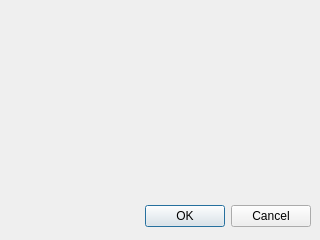
Old version of the form Gui/Dialogs/setnoseconedialog.ui in the repository Soma247/Rocket.
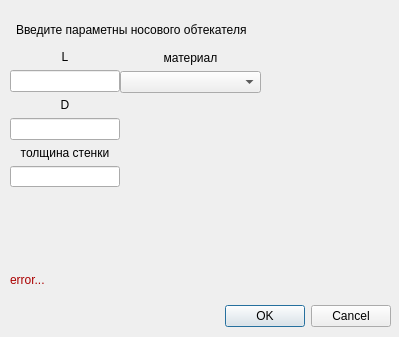
New version of the form.

```diff
--- a/Gui/Dialogs/setnoseconedialog.ui
+++ b/Gui/Dialogs/setnoseconedialog.ui
@@ -6,8 +6,8 @@
    <rect>
     <x>0</x>
     <y>0</y>
-    <width>320</width>
-    <height>240</height>
+    <width>399</width>
+    <height>337</height>
    </rect>
   </property>
   <property name="windowTitle">
@@ -19,9 +19,9 @@
   <widget class="QDialogButtonBox" name="buttonBox">
    <property name="geometry">
     <rect>
-     <x>10</x>
-     <y>200</y>
-     <width>301</width>
+     <x>220</x>
+     <y>300</y>
+     <width>171</width>
      <height>32</height>
     </rect>
    </property>
@@ -32,6 +32,145 @@
     <set>QDialogButtonBox::Cancel|QDialogButtonBox::Ok</set>
    </property>
   </widget>
+  <widget class="QLabel" name="label">
+   <property name="geometry">
+    <rect>
+     <x>16</x>
+     <y>20</y>
+     <width>291</width>
+     <height>20</height>
+    </rect>
+   </property>
+   <property name="text">
+    <string>Введите параметны носового обтекателя</string>
+   </property>
+  </widget>
+  <widget class="QLabel" name="label_warning">
+   <property name="geometry">
+    <rect>
+     <x>10</x>
+     <y>270</y>
+     <width>371</width>
+     <height>20</height>
+    </rect>
+   </property>
+   <property name="palette">
+    <palette>
+     <active>
+      <colorrole role="WindowText">
+       <brush brushstyle="SolidPattern">
+        <color alpha="255">
+         <red>170</red>
+         <green>0</green>
+         <blue>0</blue>
+        </color>
+       </brush>
+      </colorrole>
+     </active>
+     <inactive>
+      <colorrole role="WindowText">
+       <brush brushstyle="SolidPattern">
+        <color alpha="255">
+         <red>170</red>
+         <green>0</green>
+         <blue>0</blue>
+        </color>
+       </brush>
+      </colorrole>
+     </inactive>
+     <disabled>
+      <colorrole role="WindowText">
+       <brush brushstyle="SolidPattern">
+        <color alpha="96">
+         <red>164</red>
+         <green>166</green>
+         <blue>168</blue>
+        </color>
+       </brush>
+      </colorrole>
+     </disabled>
+    </palette>
+   </property>
+   <property name="text">
+    <string>error...</string>
+   </property>
+  </widget>
+  <widget class="QWidget" name="">
+   <property name="geometry">
+    <rect>
+     <x>10</x>
+     <y>50</y>
+     <width>110</width>
+     <height>137</height>
+    </rect>
+   </property>
+   <layout class="QVBoxLayout" name="verticalLayout">
+    <item>
+     <widget class="QLabel" name="label_2">
+      <property name="text">
+       <string>L</string>
+      </property>
+      <property name="alignment">
+       <set>Qt::AlignCenter</set>
+      </property>
+     </widget>
+    </item>
+    <item>
+     <widget class="QLineEdit" name="le_L"/>
+    </item>
+    <item>
+     <widget class="QLabel" name="label_3">
+      <property name="text">
+       <string>D</string>
+      </property>
+      <property name="alignment">
+       <set>Qt::AlignCenter</set>
+      </property>
+     </widget>
+    </item>
+    <item>
+     <widget class="QLineEdit" name="le_D"/>
+    </item>
+    <item>
+     <widget class="QLabel" name="label_4">
+      <property name="text">
+       <string>толщина стенки</string>
+      </property>
+      <property name="alignment">
+       <set>Qt::AlignCenter</set>
+      </property>
+     </widget>
+    </item>
+    <item>
+     <widget class="QLineEdit" name="le_delt"/>
+    </item>
+   </layout>
+  </widget>
+  <widget class="QWidget" name="">
+   <property name="geometry">
+    <rect>
+     <x>120</x>
+     <y>50</y>
+     <width>141</width>
+     <height>43</height>
+    </rect>
+   </property>
+   <layout class="QVBoxLayout" name="verticalLayout_2">
+    <item>
+     <widget class="QLabel" name="label_5">
+      <property name="text">
+       <string>материал</string>
+      </property>
+      <property name="alignment">
+       <set>Qt::AlignCenter</set>
+      </property>
+     </widget>
+    </item>
+    <item>
+     <widget class="QComboBox" name="mat_comboBox"/>
+    </item>
+   </layout>
+  </widget>
  </widget>
  <resources/>
  <connections>
```
